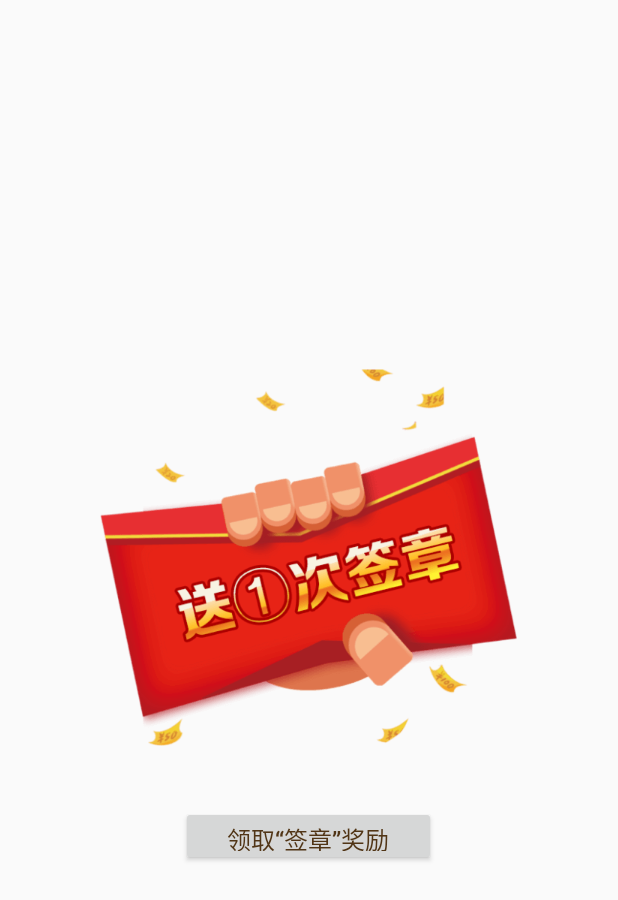
After one commit to AFinalStone/HM-Pay, an Android app: the layout pay_dialog_four_elements_succ.xml on its own in the app's theme, with its tools: preview values and no code run, on a phone screen of 412 x 824 dp. The commit adds this screen. Shown: the top 900 px of the screen. Run offline under Robolectric (Android 15) with nearby library versions, the phone set to English and light mode, and no system bars.

Commit message:
认证成功后增加弹窗

```diff
--- a/library/src/main/java/com/hm/iou/pay/business/fourelements/RealNameContract.java
+++ b/library/src/main/java/com/hm/iou/pay/business/fourelements/RealNameContract.java
@@ -44,6 +44,11 @@ public interface RealNameContract {
          * @param linkUrl
          */
         void showTopAd(String adUrl, String linkUrl);
+
+        /**
+         * 显示认证成功对话框
+         */
+        void showAuthSuccDialog();
     }
 
     interface Presenter extends BaseContract.BasePresenter {
--- a/library/src/main/res/layout/pay_activity_time_card_recharge.xml
+++ b/library/src/main/res/layout/pay_activity_time_card_recharge.xml
@@ -9,7 +9,7 @@
         android:layout_width="match_parent"
         android:layout_height="@dimen/uikit_topbar_height"
         app:rightText="历史"
-        app:titleText="次卡充值" />
+        app:titleText="套餐卡" />
 
     <com.scwang.smartrefresh.layout.SmartRefreshLayout
         android:id="@+id/refreshLayout"
--- /dev/null
+++ b/library/src/main/res/layout/pay_dialog_four_elements_succ.xml
@@ -0,0 +1,29 @@
+<LinearLayout xmlns:android="http://schemas.android.com/apk/res/android"
+    xmlns:app="http://schemas.android.com/apk/res-auto"
+    android:layout_width="match_parent"
+    android:layout_height="match_parent"
+    android:background="@android:color/transparent"
+    android:gravity="center"
+    android:orientation="vertical"
+    >
+
+    <ImageView
+        android:id="@+id/iv_foureelement_img"
+        android:layout_width="wrap_content"
+        android:layout_height="wrap_content"
+        android:src="@mipmap/pay_img_verify_succ"
+        />
+
+    <Button
+        android:id="@+id/btn_fourelement_confirm"
+        style="@style/UikitButton.Bottom"
+        android:layout_width="170dip"
+        android:layout_height="40dip"
+        android:text="领取“签章”奖励"
+        android:textColor="#ff513516"
+        android:textSize="16sp"
+        android:layout_below="@id/iv_foureelement_img"
+        android:layout_marginTop="40dip"
+        />
+
+</LinearLayout>
```
Also changed, not shown: library/src/main/java/com/hm/iou/pay/business/fourelements/RealNameActivity.java (+14 -0 lines), library/src/main/java/com/hm/iou/pay/business/fourelements/RealNamePresenter.java (+1 -6 lines), library/src/main/java/com/hm/iou/pay/business/fourelements/VerifySuccDialog.java (added, +40 -0 lines), library/src/main/res/mipmap-xhdpi/pay_img_verify_succ.png (added).
